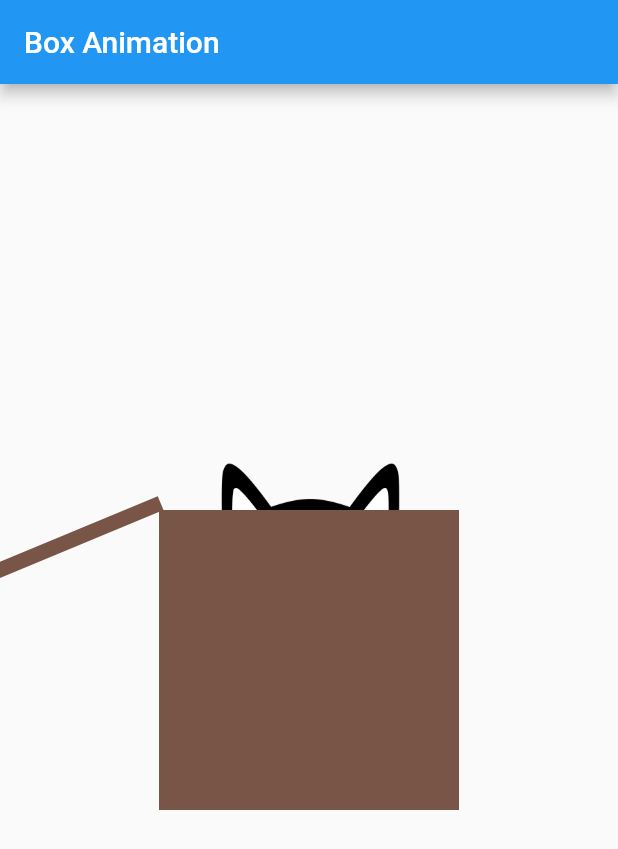
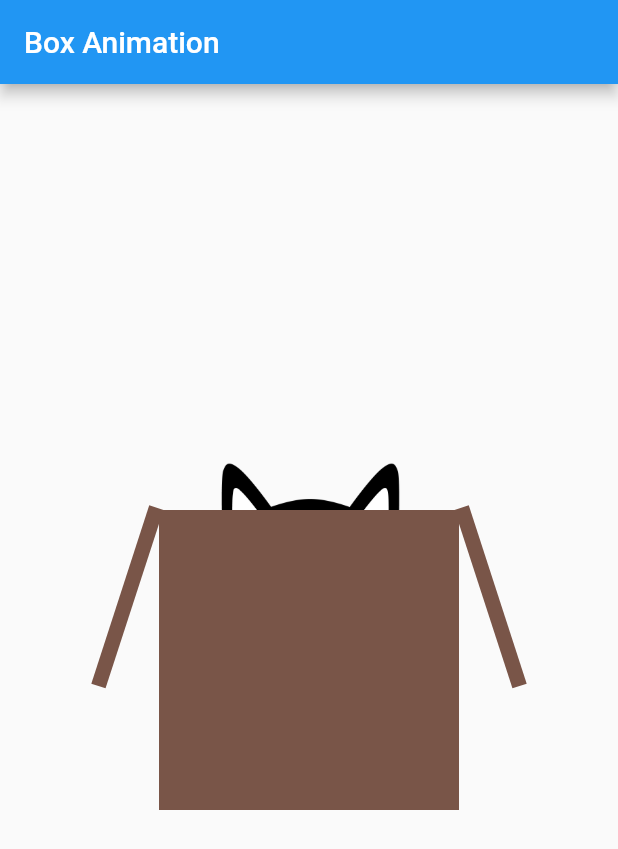
Before and after one commit to rubayet211/FlutterCatAnimation, a Flutter app: the screen it shows after launch, on a phone screen of 412 x 824 dp. Shown: the top 849 px of the screen. Run offline on Flutter 3.47's test engine with Material 2 defaults, Android fonts, the phone set to English and light mode, and no system bars.

Commit message:
13th Commit

```diff
--- a/lib/src/screens/home.dart
+++ b/lib/src/screens/home.dart
@@ -18,17 +18,19 @@ class HomeState extends State<Home> with TickerProviderStateMixin {
     super.initState();
 
     boxController = AnimationController(
-      duration: Duration(seconds: 2),
+      duration: Duration(milliseconds: 300),
       vsync: this,
     );
 
-    boxAnimation = Tween(begin: 0.0, end: 3.14).animate(
-      CurvedAnimation(parent: boxController, curve: Curves.linear),
+    boxAnimation = Tween(begin: pi * 0.6, end: pi * 0.65).animate(
+      CurvedAnimation(parent: boxController, curve: Curves.easeInOut),
     );
 
     boxAnimation.addStatusListener((status) {
       if (status == AnimationStatus.completed) {
-        boxController.repeat();
+        boxController.reverse();
+      } else if (status == AnimationStatus.dismissed) {
+        boxController.forward();
       }
     });
     boxController.forward();
@@ -44,9 +46,11 @@ class HomeState extends State<Home> with TickerProviderStateMixin {
 
   onTap() {
     if (catController.status == AnimationStatus.completed) {
+      boxController.forward();
       catController.reverse();
     } else if (catController.status == AnimationStatus.dismissed) {
       catController.forward();
+      boxController.stop();
     }
   }
 
@@ -63,6 +67,7 @@ class HomeState extends State<Home> with TickerProviderStateMixin {
               buildCatAnimation(),
               buildBox(),
               buildLeftFlap(),
+              buildRightFlap(),
             ],
           ),
         ),
@@ -114,4 +119,25 @@ class HomeState extends State<Home> with TickerProviderStateMixin {
       ),
     );
   }
+
+  Widget buildRightFlap() {
+    return Positioned(
+      right: 3.0,
+      child: AnimatedBuilder(
+        animation: boxAnimation!,
+        child: Container(
+          height: 10.0,
+          width: 125.0,
+          color: Colors.brown,
+        ),
+        builder: (context, child) {
+          return Transform.rotate(
+            child: child!,
+            alignment: Alignment.topRight,
+            angle: -boxAnimation!.value,
+          );
+        },
+      ),
+    );
+  }
 }
```
